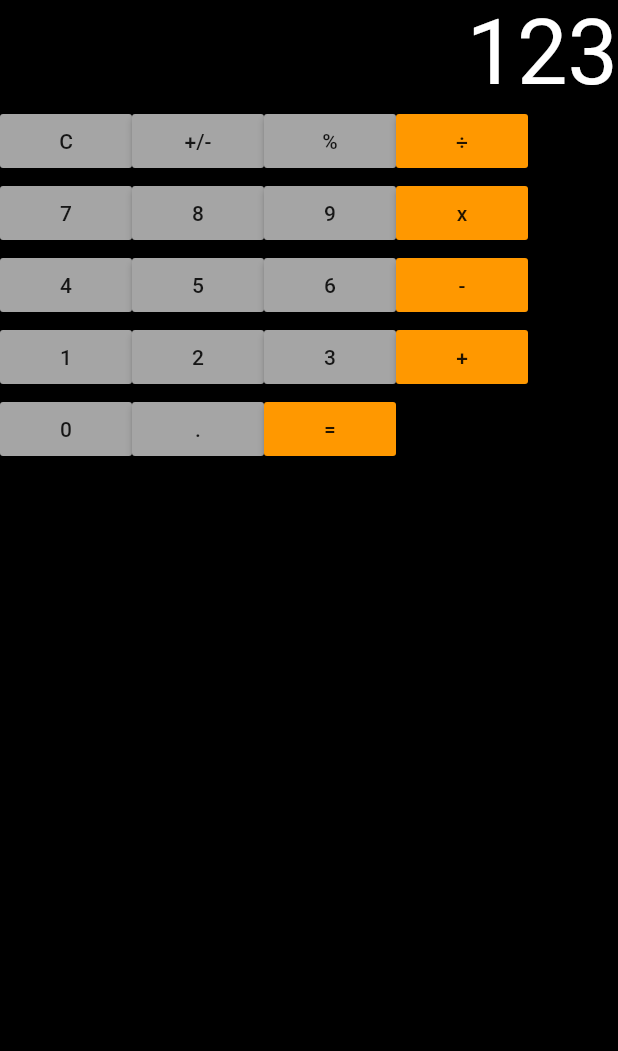
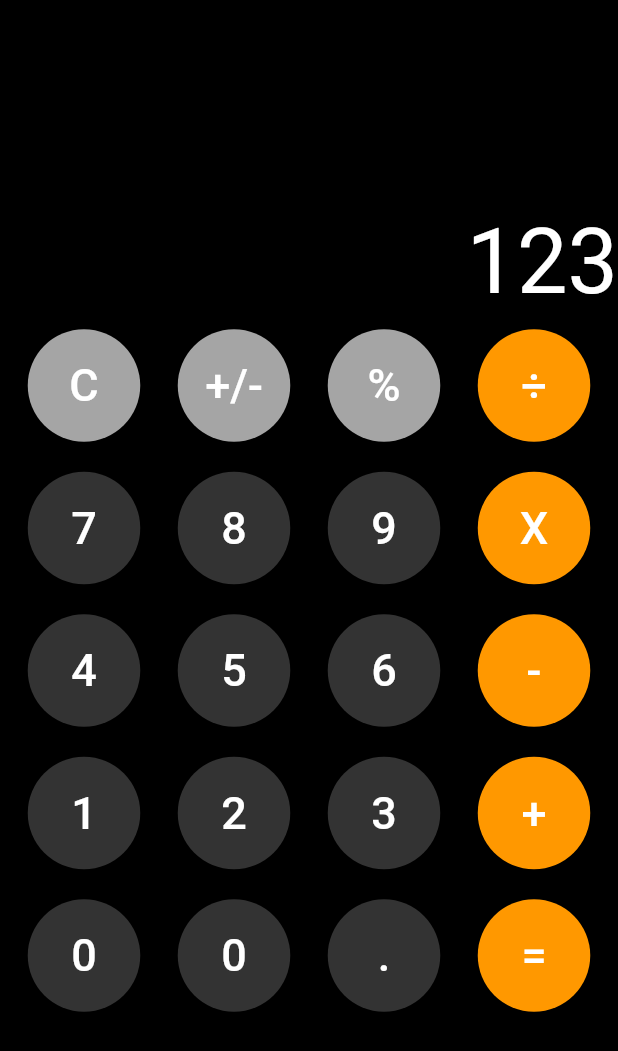
Before and after one commit to psrth/ios-calculator, a Flutter app: the screen it shows after launch, on a phone screen of 412 x 824 dp. Shown: the top 1051 px of the screen. Run offline on Flutter 3.47's test engine with Material 2 defaults, Android fonts, the phone set to English and light mode, and no system bars.

Commit message:
fine tuned buttons

```diff
--- a/lib/main.dart
+++ b/lib/main.dart
@@ -19,10 +19,19 @@ class FitnessCalcState extends State<FitnessCalc> {
   Widget build(BuildContext buildContext) {
     Widget btn(btnText, Color color) {
       return Container(
+        padding: EdgeInsets.only(bottom: 10.0, top: 10.0),
         child: new RaisedButton(
-          child: Text(btnText),
+          child: Text(
+            btnText,
+            style: TextStyle(
+              fontSize: 30,
+              color: Colors.white,
+            ),
+          ),
           onPressed: () {},
           color: color,
+          padding: EdgeInsets.all(20.0),
+          shape: CircleBorder(),
         ),
       );
     }
@@ -31,6 +40,7 @@ class FitnessCalcState extends State<FitnessCalc> {
       appBar: null,
       backgroundColor: Colors.black,
       body: new Column(
+        mainAxisAlignment: MainAxisAlignment.center,
         children: <Widget>[
           Row(
             children: <Widget>[
@@ -48,6 +58,7 @@ class FitnessCalcState extends State<FitnessCalc> {
             ],
           ),
           Row(
+            mainAxisAlignment: MainAxisAlignment.spaceEvenly,
             children: <Widget>[
               btn('C', const Color(0xffa5a5a5)),
               btn('+/-', const Color(0xffa5a5a5)),
@@ -56,33 +67,38 @@ class FitnessCalcState extends State<FitnessCalc> {
             ],
           ),
           Row(
+            mainAxisAlignment: MainAxisAlignment.spaceEvenly,
             children: <Widget>[
-              btn('7', const Color(0xffa5a5a5)),
-              btn('8', const Color(0xffa5a5a5)),
-              btn('9', const Color(0xffa5a5a5)),
-              btn('x', Colors.orange),
+              btn('7', const Color(0xff333333)),
+              btn('8', const Color(0xff333333)),
+              btn('9', const Color(0xff333333)),
+              btn('X', Colors.orange),
             ],
           ),
           Row(
+            mainAxisAlignment: MainAxisAlignment.spaceEvenly,
             children: <Widget>[
-              btn('4', const Color(0xffa5a5a5)),
-              btn('5', const Color(0xffa5a5a5)),
-              btn('6', const Color(0xffa5a5a5)),
+              btn('4', const Color(0xff333333)),
+              btn('5', const Color(0xff333333)),
+              btn('6', const Color(0xff333333)),
               btn('-', Colors.orange),
             ],
           ),
           Row(
+            mainAxisAlignment: MainAxisAlignment.spaceEvenly,
             children: <Widget>[
-              btn('1', const Color(0xffa5a5a5)),
-              btn('2', const Color(0xffa5a5a5)),
-              btn('3', const Color(0xffa5a5a5)),
+              btn('1', const Color(0xff333333)),
+              btn('2', const Color(0xff333333)),
+              btn('3', const Color(0xff333333)),
               btn('+', Colors.orange),
             ],
           ),
           Row(
+            mainAxisAlignment: MainAxisAlignment.spaceEvenly,
             children: <Widget>[
-              btn('0', const Color(0xffa5a5a5)),
-              btn('.', const Color(0xffa5a5a5)),
+              btn('0', const Color(0xff333333)),
+              btn('0', const Color(0xff333333)),
+              btn('.', const Color(0xff333333)),
               btn('=', Colors.orange),
             ],
           ),
```
Also changed, not shown: 1 other file.
